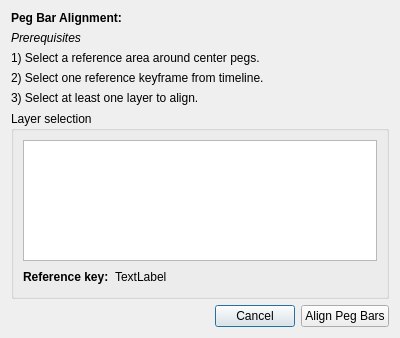
This is app/ui/pegbaralignmentdialog.ui in pencil2d/pencil as Qt 5 draws it before an edit. The edited form follows.
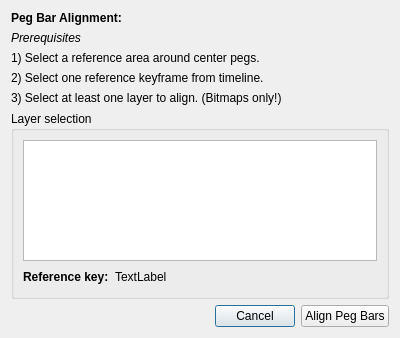
This is the edited form. Icons and pictures are not drawn.

What changed in the file:
```diff
--- a/app/ui/pegbaralignmentdialog.ui
+++ b/app/ui/pegbaralignmentdialog.ui
@@ -64,7 +64,7 @@
      <item>
       <widget class="QLabel" name="labSelectLayers">
        <property name="text">
-        <string>3) Select at least one layer to align.</string>
+        <string>3) Select at least one layer to align. (Bitmaps only!)</string>
        </property>
       </widget>
      </item>
```
